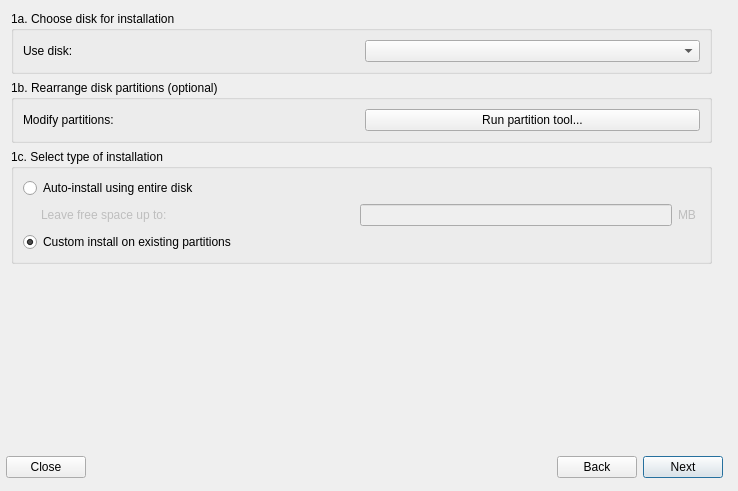
Old version of the form meinstall.ui in the repository gazelle-installer/gazelle-installer.
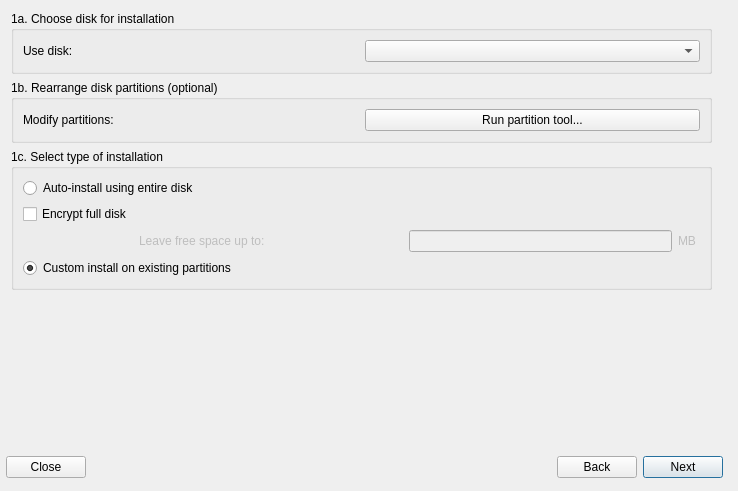
New version of the form. The open tabs and pages were chosen to show the change. Icons and pictures are not drawn.

Commit message: adjustments to auto partition creation for encrypt and /boot

What changed in the file:
```diff
--- a/meinstall.ui
+++ b/meinstall.ui
@@ -330,7 +330,7 @@
           <property name="spacing">
            <number>6</number>
           </property>
-          <item row="1" column="3">
+          <item row="2" column="3">
            <widget class="QLabel" name="freeLabel">
             <property name="enabled">
              <bool>false</bool>
@@ -349,7 +349,7 @@
             </property>
            </widget>
           </item>
-          <item row="1" column="1">
+          <item row="2" column="1">
            <widget class="QLabel" name="leaveLabel">
             <property name="enabled">
              <bool>false</bool>
@@ -368,7 +368,7 @@
             </property>
            </widget>
           </item>
-          <item row="1" column="0">
+          <item row="2" column="0">
            <spacer>
             <property name="orientation">
              <enum>Qt::Horizontal</enum>
@@ -384,7 +384,7 @@
             </property>
            </spacer>
           </item>
-          <item row="1" column="2">
+          <item row="2" column="2">
            <widget class="QLineEdit" name="freeSpaceEdit">
             <property name="enabled">
              <bool>false</bool>
@@ -416,7 +416,7 @@
             </property>
            </widget>
           </item>
-          <item row="2" column="0" colspan="4">
+          <item row="3" column="0" colspan="4">
            <widget class="QRadioButton" name="existing_partitionsButton">
             <property name="sizePolicy">
              <sizepolicy hsizetype="MinimumExpanding" vsizetype="Minimum">
@@ -432,6 +432,13 @@
             </property>
            </widget>
           </item>
+          <item row="1" column="0">
+           <widget class="QCheckBox" name="checkboxencryptauto">
+            <property name="text">
+             <string>Encrypt full disk</string>
+            </property>
+           </widget>
+          </item>
          </layout>
         </widget>
        </item>
```
Left out of the diff: 2 changed lines with no effect on the pictures. The commit also changes 1 other file.
